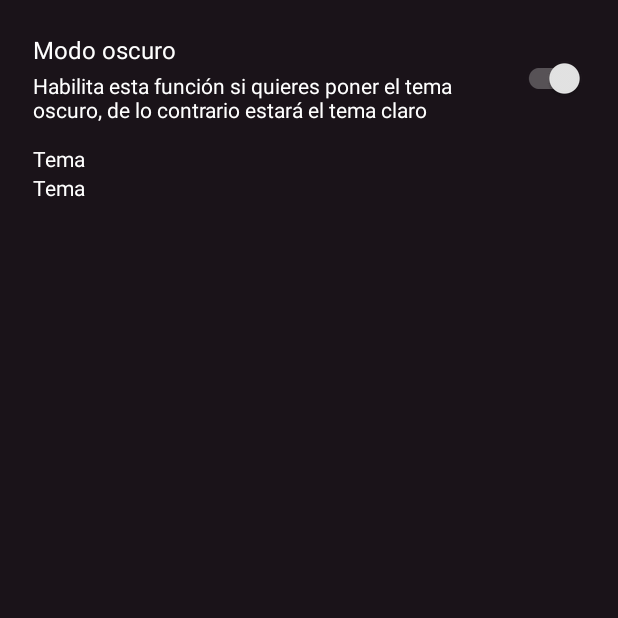
After one commit to elfrikiamv/student_folder, an Android app: the SettingsActivity screen opened directly, with no data from a screen before it, on a phone screen of 412 x 824 dp, the top half of it. The commit adds this screen. Run offline under Robolectric (Android 15) with nearby library versions, the phone set to English and light mode, and no system bars.

Commit message:
save: add switch between dark/light mode

```diff
--- a/app/src/main/java/com/example/student_folder/LoginActivity.java
+++ b/app/src/main/java/com/example/student_folder/LoginActivity.java
@@ -1,6 +1,8 @@
 package com.example.student_folder;
 
+import android.content.Context;
 import android.content.Intent;
+import android.content.SharedPreferences;
 import android.graphics.drawable.AnimationDrawable;
 import android.net.Uri;
 import android.os.Bundle;
@@ -10,6 +12,7 @@ import android.widget.LinearLayout;
 import android.widget.Toast;
 
 import androidx.appcompat.app.AppCompatActivity;
+import androidx.appcompat.app.AppCompatDelegate;
 
 import com.google.android.gms.auth.api.signin.GoogleSignIn;
 import com.google.android.gms.auth.api.signin.GoogleSignInAccount;
@@ -21,6 +24,10 @@ import com.google.android.gms.tasks.Task;
 
 public class LoginActivity extends AppCompatActivity {
 
+    //------------->themeMode
+    SharedPreferences preferences = null;
+    //<-------------themeMode
+
     GoogleSignInClient mGoogleSignInClient;
     private static final int RC_SIGN_IN = 100;
 
@@ -30,14 +37,27 @@ public class LoginActivity extends AppCompatActivity {
         super.onCreate(savedInstanceState);
          setContentView(R.layout.activity_login);
 
-         //fondiwis
+        //------------->themeMode
+        preferences = getSharedPreferences("night", Context.MODE_PRIVATE);
+        boolean booleanValue = preferences.getBoolean("night_mode",true);
+
+        if (booleanValue) {
+
+            AppCompatDelegate.setDefaultNightMode(AppCompatDelegate.MODE_NIGHT_YES);
+        } else {
+
+            AppCompatDelegate.setDefaultNightMode(AppCompatDelegate.MODE_NIGHT_NO);
+        }
+        //<-------------themeMode
+
+        //------------->fondiwis
         LinearLayout linearLayout = (LinearLayout) findViewById(R.id.linear);
         AnimationDrawable animationDrawable = (AnimationDrawable) linearLayout.getBackground();
 
         animationDrawable.setEnterFadeDuration(1500);
         animationDrawable.setExitFadeDuration(5000);
         animationDrawable.start();
-        //fondiwis
+        //<-------------fondiwis
 
         // Configure el inicio de sesión para solicitar el ID del usuario, la dirección de correo electrónico y
         // perfil. El ID y el perfil básico están incluidos en DEFAULT_SIGN_IN.
--- a/app/src/main/java/com/example/student_folder/MainActivity.java
+++ b/app/src/main/java/com/example/student_folder/MainActivity.java
@@ -128,11 +128,17 @@ public class MainActivity extends AppCompatActivity implements NavigationView.On
                     CardFragment cardFragment = new CardFragment();
                     getSupportFragmentManager (). beginTransaction().replace (R.id.fragment_container, cardFragment).addToBackStack(null).commit();
                     break;
+                //al precionar el boton de cuenta
                 case R.id.nav_cuenta:
                     signOut();
                     //regresar a LoginActivity
                     Intent intent = new Intent(this, LoginActivity.class);
                     startActivity(intent);
+                    break;
+                    //al precionar el boton de configuracion
+                case R.id.nav_settings:
+                    //iniciar SettingsActivity
+                    startActivity(new Intent(this, SettingsActivity.class));
                     break;
                 case R.id.nav_note:
                     startActivity(new Intent(this, NoteActivity.class));
--- /dev/null
+++ b/app/src/main/java/com/example/student_folder/SettingsActivity.java
@@ -0,0 +1,65 @@
+package com.example.student_folder;
+
+import android.content.Context;
+import android.content.SharedPreferences;
+import android.os.Bundle;
+import android.widget.CompoundButton;
+
+import androidx.appcompat.app.AppCompatActivity;
+import androidx.appcompat.app.AppCompatDelegate;
+import androidx.appcompat.widget.SwitchCompat;
+
+public class SettingsActivity extends AppCompatActivity {
+
+    //------------->themeMode
+    SwitchCompat switchButton;
+    SharedPreferences preferences = null;
+    //<-------------themeMode
+
+    @Override
+    protected void onCreate(Bundle savedInstanceState) {
+        super.onCreate(savedInstanceState);
+        setContentView(R.layout.activity_settings);
+
+        //------------->themeMode
+        switchButton = findViewById(R.id.switchTheme);
+
+        preferences = getSharedPreferences("night", Context.MODE_PRIVATE);
+        boolean booleanValue = preferences.getBoolean("night_mode",true);
+
+        if (booleanValue) {
+
+            AppCompatDelegate.setDefaultNightMode(AppCompatDelegate.MODE_NIGHT_YES);
+            switchButton.setChecked(true);
+        } else {
+
+            AppCompatDelegate.setDefaultNightMode(AppCompatDelegate.MODE_NIGHT_NO);
+            switchButton.setChecked(false);
+        }
+        //<-------------themeMode
+
+        //------------->themeMode switch
+        switchButton.setOnCheckedChangeListener(new CompoundButton.OnCheckedChangeListener() {
+            @Override
+            public void onCheckedChanged(CompoundButton compoundButton, boolean b) {
+                if (b) {
+
+                    AppCompatDelegate.setDefaultNightMode(AppCompatDelegate.MODE_NIGHT_YES);
+                    switchButton.setChecked(true);
+                    SharedPreferences.Editor editor = preferences.edit();
+                    editor.putBoolean("night_mode",true);
+                    editor.commit();
+                } else {
+
+                    AppCompatDelegate.setDefaultNightMode(AppCompatDelegate.MODE_NIGHT_NO);
+                    switchButton.setChecked(false);
+                    SharedPreferences.Editor editor = preferences.edit();
+                    editor.putBoolean("night_mode",false);
+                    editor.commit();
+                }
+            }
+        });
+        //<-------------themeMode switch
+
+    }
+}
--- a/app/src/main/res/layout/activity_drive.xml
+++ b/app/src/main/res/layout/activity_drive.xml
@@ -4,8 +4,8 @@
     xmlns:tools="http://schemas.android.com/tools"
     android:layout_width="match_parent"
     android:layout_height="match_parent"
-    android:background="@color/carbon"
     android:orientation="vertical"
+    style="@style/screen"
     tools:context=".DriveActivity">
 
     <!--<androidx.appcompat.widget.Toolbar
--- /dev/null
+++ b/app/src/main/res/layout/activity_settings.xml
@@ -0,0 +1,138 @@
+<?xml version="1.0" encoding="utf-8"?>
+<LinearLayout xmlns:android="http://schemas.android.com/apk/res/android"
+    xmlns:app="http://schemas.android.com/apk/res-auto"
+    xmlns:tools="http://schemas.android.com/tools"
+    android:layout_width="match_parent"
+    android:layout_height="match_parent"
+    android:orientation="vertical"
+    style="@style/screen"
+    tools:context=".SettingsActivity">
+
+    <LinearLayout
+        android:layout_width="match_parent"
+        android:layout_height="wrap_content"
+        android:orientation="horizontal"
+        android:layout_marginTop="22dp"
+        android:layout_marginHorizontal="22dp">
+
+        <LinearLayout
+            android:layout_width="wrap_content"
+            android:layout_height="wrap_content"
+            android:orientation="vertical">
+
+            <TextView
+                style="@style/text"
+                android:layout_width="wrap_content"
+                android:layout_height="wrap_content"
+                android:textSize="16dp"
+                android:text="@string/themeMode">
+            </TextView>
+
+            <TextView
+                style="@style/text"
+                android:layout_width="290dp"
+                android:layout_height="wrap_content"
+                android:layout_marginTop="3dp"
+                android:text="@string/themeModeDetalles">
+            </TextView>
+        </LinearLayout>
+
+        <Space
+            android:layout_width="0dp"
+            android:layout_height="match_parent"
+            android:layout_weight="1">
+        </Space>
+
+        <androidx.appcompat.widget.SwitchCompat
+            android:id="@+id/switchTheme"
+            android:layout_width="wrap_content"
+            android:layout_height="wrap_content"
+            android:layout_gravity="center_vertical">
+        </androidx.appcompat.widget.SwitchCompat>
+    </LinearLayout>
+
+    <LinearLayout
+        android:layout_width="match_parent"
+        android:layout_height="wrap_content"
+        android:orientation="horizontal"
+        android:layout_marginTop="13dp"
+        android:layout_marginHorizontal="22dp">
+
+        <LinearLayout
+            android:layout_width="wrap_content"
+            android:layout_height="wrap_content"
+            android:orientation="vertical">
+
+            <TextView
+                style="@style/text"
+                android:layout_width="wrap_content"
+                android:layout_height="wrap_content"
+                android:text="Tema">
+            </TextView>
+
+            <TextView
+                style="@style/text"
+                android:layout_width="wrap_content"
+                android:layout_height="wrap_content"
+                android:text="Tema">
+            </TextView>
+        </LinearLayout>
+
+        <Space
+            android:layout_width="0dp"
+            android:layout_height="match_parent"
+            android:layout_weight="1">
+        </Space>
+    </LinearLayout>
+
+    <!--<LinearLayout
+        android:layout_width="match_parent"
+        android:layout_height="match_parent"
+        android:orientation="vertical">
+
+        <LinearLayout
+            android:layout_width="match_parent"
+            android:layout_height="60dp"
+            android:orientation="horizontal">
+            <TextView
+                style="@style/text"
+                android:layout_width="0dp"
+                android:layout_height="match_parent"
+                android:layout_weight="1"
+                android:text="ToolBar"
+                android:textSize="18sp"
+                android:gravity="center"
+                android:padding="10dp"
+                android:textStyle="bold">
+            </TextView>
+
+            <androidx.appcompat.widget.SwitchCompat
+                android:id="@+id/switchTheme"
+                android:layout_width="50dp"
+                android:layout_height="50dp"
+                android:gravity="center">
+
+            </androidx.appcompat.widget.SwitchCompat>
+        </LinearLayout>
+
+        <TextView
+            style="@style/text"
+            android:layout_width="match_parent"
+            android:layout_height="wrap_content"
+            android:text="@string/text"
+            android:layout_gravity="center"
+            android:gravity="center"
+            android:textStyle="bold"
+            android:textSize="15sp"
+            android:padding="8dp"
+            android:layout_margin="8dp">
+        </TextView>
+        <androidx.appcompat.widget.AppCompatButton
+            style="@style/button"
+            android:layout_width="match_parent"
+            android:layout_height="50dp"
+            android:text="aaa"
+            android:layout_margin="8dp">
+        </androidx.appcompat.widget.AppCompatButton>
+    </LinearLayout>-->
+</LinearLayout>
--- a/app/src/main/res/menu/nav_menu.xml
+++ b/app/src/main/res/menu/nav_menu.xml
@@ -34,12 +34,16 @@
     </group>
 
 
-    <item android:title="Cuenta">
+    <item android:title="settings">
         <menu>
             <item android:id="@+id/nav_cuenta"
                   android:title="Cerrar sesión"
                   android:icon="@drawable/ic_sign_out">
             </item>
+            <item android:id="@+id/nav_settings"
+                  android:title="Configuración"
+                  android:icon="@drawable/ic_settings">
+            </item>
         </menu>
     </item>
 
--- a/app/src/main/res/values-night/themes.xml
+++ b/app/src/main/res/values-night/themes.xml
@@ -18,4 +18,18 @@
         <item name="android:windowBackground">@drawable/splash_background</item>
     </style>
 
+    <!--Dark theme mode-->
+    <style name="screen" parent="Theme.AppCompat.NoActionBar">
+        <item name="android:background">@color/background</item>
+    </style>
+
+    <style name="text" parent="Theme.AppCompat.NoActionBar">
+        <item name="android:textColor">@color/white</item>
+    </style>
+
+    <style name="button" parent="Theme.AppCompat.NoActionBar">
+        <item name="android:background">@color/Primary</item>
+        <item name="android:textColor">@color/white</item>
+    </style>
+
 </resources>
--- a/app/src/main/res/values/colors.xml
+++ b/app/src/main/res/values/colors.xml
@@ -14,6 +14,7 @@
     <color name="glass">#00000000</color>
     <color name="bg_fb">#B0141414</color>
 
+    <!--set color app-->
     <color name="Primary">#771B69</color>
     <color name="Secondary">#e492cb</color>
     <color name="background">#1a1319</color>
--- a/app/src/main/res/values/strings.xml
+++ b/app/src/main/res/values/strings.xml
@@ -5,4 +5,10 @@
 
     <string name="Open_Drawer">Cajón de navegación abierto</string>
     <string name="Close_Drawer">Cerrar el cajón de navegación</string>
+
+    <!--themeMode-->
+    <string name="themeMode">Modo oscuro</string>
+    <string name="themeModeDetalles">Habilita esta función si quieres poner el tema oscuro, de lo contrario estará el tema claro</string>
+
+    <string name="text">Este es un texto Este es un texto Este es un texto Este es un texto</string>
 </resources>
--- a/app/src/main/res/values/themes.xml
+++ b/app/src/main/res/values/themes.xml
@@ -18,4 +18,18 @@
         <item name="android:windowBackground">@drawable/splash_background</item>
     </style>
 
+    <!--light theme mode-->
+    <style name="screen" parent="Theme.AppCompat.NoActionBar">
+        <item name="android:background">@color/white</item>
+    </style>
+
+    <style name="text" parent="Theme.AppCompat.NoActionBar">
+        <item name="android:textColor">@color/black</item>
+    </style>
+
+    <style name="button" parent="Theme.AppCompat.NoActionBar">
+        <item name="android:background">@color/Primary</item>
+        <item name="android:textColor">@color/black</item>
+    </style>
+
 </resources>
```
Also changed, not shown: app/src/main/AndroidManifest.xml (+7 -4 lines), app/src/main/res/drawable/ic_settings.png (added).
